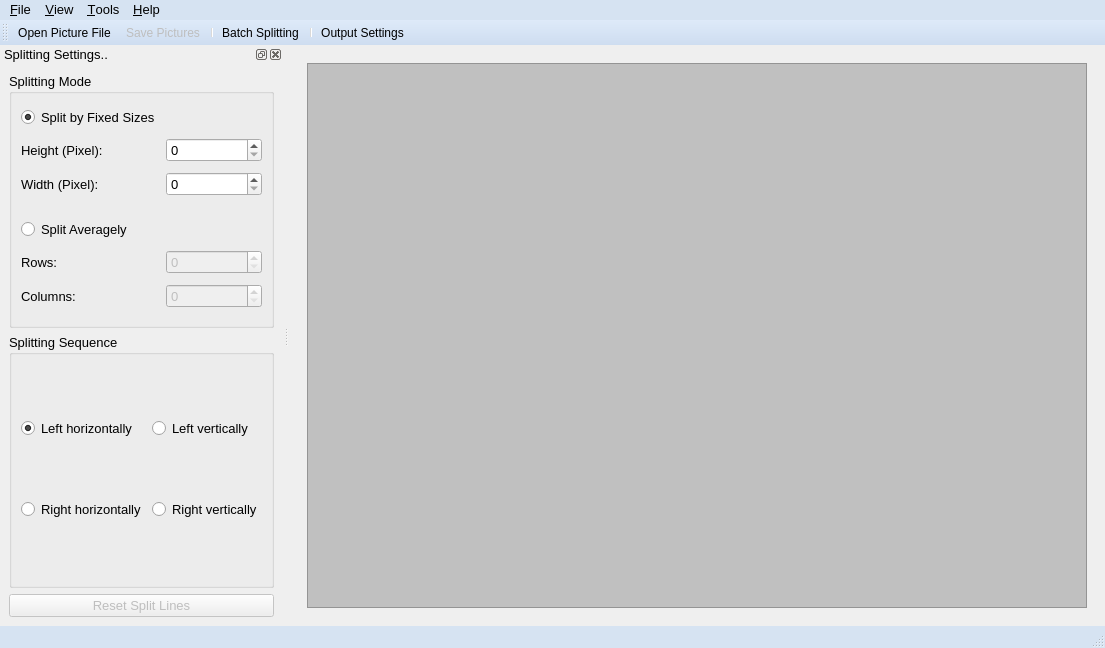
Old version of the form src/ui/fpsmainwindow.ui in the repository zxunge/FreePictureSplitter.
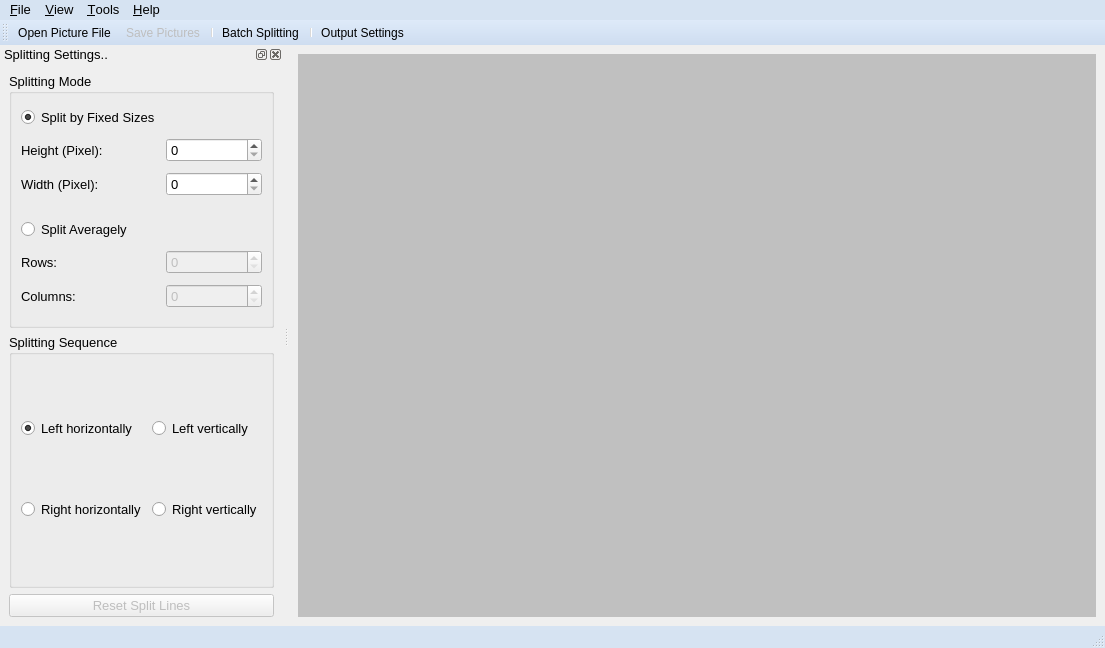
New version of the form. Icons and pictures are not drawn.

Commit message: Add floating buttons and other improvements.

The edit to the form file:
```diff
--- a/src/ui/fpsmainwindow.ui
+++ b/src/ui/fpsmainwindow.ui
@@ -10,6 +10,12 @@
     <height>648</height>
    </rect>
   </property>
+  <property name="minimumSize">
+   <size>
+    <width>800</width>
+    <height>600</height>
+   </size>
+  </property>
   <property name="font">
    <font>
     <pointsize>10</pointsize>
@@ -28,17 +34,12 @@
         <verstretch>1</verstretch>
        </sizepolicy>
       </property>
-      <layout class="QGridLayout" name="gridLayout_3">
-       <item row="0" column="0">
-        <widget class="QGraphicsView" name="graphicsView">
          <property name="styleSheet">
-          <string notr="true">QGraphicsView {
+       <string notr="true">QWidget {
     background-color: rgb(192, 192, 192);
 }</string>
          </property>
-        </widget>
-       </item>
-      </layout>
+      <layout class="QGridLayout" name="gridLayout_3"/>
      </widget>
     </item>
    </layout>
```
Lines whose indentation alone changed are shown as unchanged. The commit also changes 5 other files.
